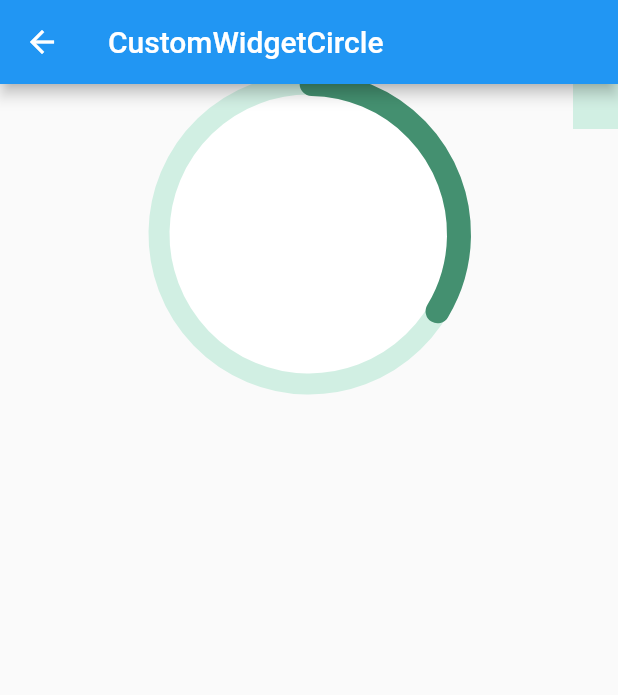
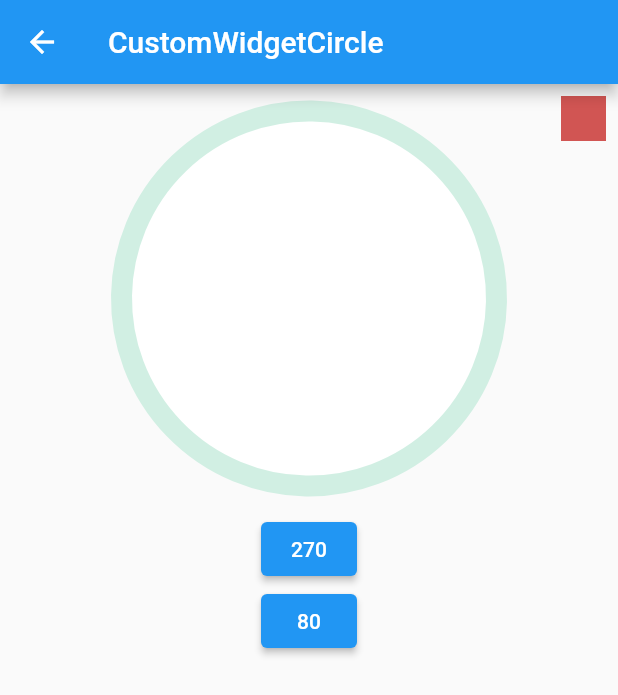
Before and after one commit to zishabei/flutter_repository, a Flutter app: the CustomWidgetCircle screen opened directly, on a phone screen of 412 x 824 dp. Shown: the top 695 px of the screen. Run offline on Flutter 3.47's test engine with Material 2 defaults, Android fonts, the phone set to English and light mode, and no system bars; our stand-ins replace audioplayers, camera, flutter_hooks, flutter_riverpod, hooks_riverpod, riverpod_annotation and 2 more; missing offline and left inert: wechat_assets_picker; generated files the repository leaves out were written again.

Commit message:
small fix

```diff
--- a/lib/widget/widget/custom_widget_circle.dart
+++ b/lib/widget/widget/custom_widget_circle.dart
@@ -1,7 +1,9 @@
 import 'package:flutter/material.dart';
 import 'dart:math' as math;
 
-class CustomWidgetCircle extends StatefulWidget {
+import 'package:hooks_riverpod/hooks_riverpod.dart';
+
+class CustomWidgetCircle extends ConsumerStatefulWidget {
   const CustomWidgetCircle({Key? key}) : super(key: key);
 
   static Route get route {
@@ -11,34 +13,62 @@ class CustomWidgetCircle extends StatefulWidget {
   }
 
   @override
-  State<CustomWidgetCircle> createState() => _CustomWidgetCircleState();
+  ConsumerState<CustomWidgetCircle> createState() => _CustomWidgetCircleState();
 }
 
-class _CustomWidgetCircleState extends State<CustomWidgetCircle> {
+class _CustomWidgetCircleState extends ConsumerState<CustomWidgetCircle> {
+  final progressProvider = StateProvider<double>((ref) => 0);
+
   @override
   Widget build(BuildContext context) {
     return Scaffold(
         appBar: AppBar(
           title: const Text("CustomWidgetCircle"),
         ),
-      body: SizedBox(
-        width: double.infinity,
-        height: 200,
-        child: CustomPaint(
-          painter: CirclePainter(120),
-          child: SizedBox(
+        body: Center(
+          child: Column(
+            children: [
+              Stack(alignment: Alignment.topCenter, children: [
+                Padding(
+                  padding: const EdgeInsets.all(8.0),
                   child: Align(
                     alignment: Alignment.topRight,
                     child: Container(
-                color: const Color(0xFFD1EFE3),
+                      color: const Color(0xFFD15553),
                       width: 30,
                       height: 30,
                     ),
                   ),
                 ),
+                Padding(
+                  padding: const EdgeInsets.all(18.0),
+                  child: TweenAnimationBuilder<double>(
+                      key: UniqueKey(),
+                      tween: Tween<double>(
+                          begin: 0, end: ref.watch(progressProvider)),
+                      duration: const Duration(seconds: 1),
+                      curve: Curves.easeInOutCubic,
+                      builder: (context, anim, child) {
+                        return CustomPaint(
+                          size: const Size(250, 250),
+                          painter: CirclePainter(anim),
+                        );
+                      }),
                 ),
+              ]),
+              ElevatedButton(
+                  onPressed: () async {
+                    ref.read(progressProvider.notifier).state = 270;
+                  },
+                  child: const Text("270")),
+              ElevatedButton(
+                  onPressed: () async {
+                    ref.read(progressProvider.notifier).state = 80;
+                  },
+                  child: const Text("80")),
+            ],
           ),
-    );
+        ));
   }
 }
 
```
Lines whose indentation alone changed are shown as unchanged.
